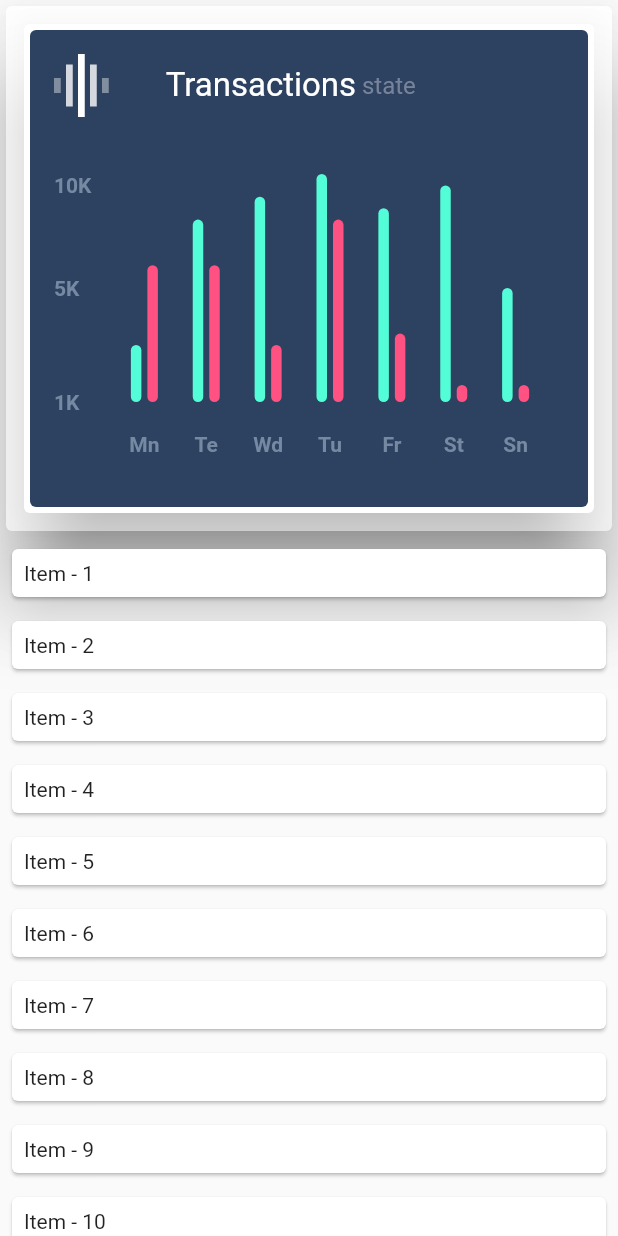
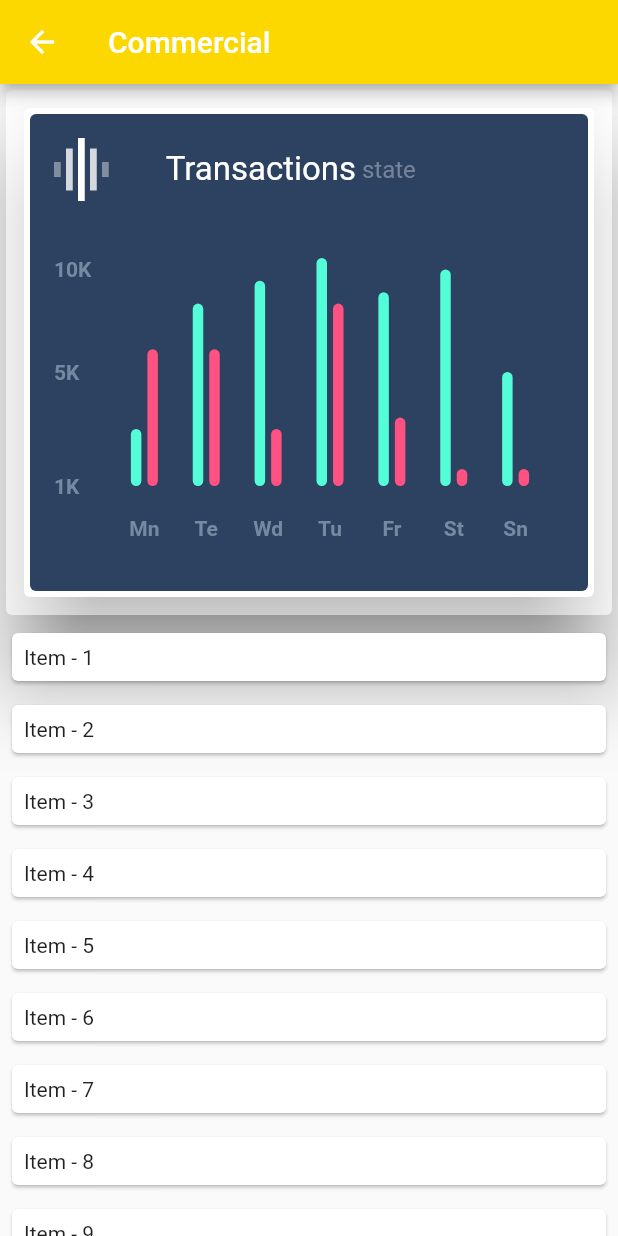
Before and after one commit to ankitch29/flutter_poc, a Flutter app: the CommercialScreen screen opened directly, on a phone screen of 412 x 824 dp. Run offline on Flutter 3.47's test engine with Material 2 defaults, Android fonts, the phone set to English and light mode, and no system bars; drawn by our look-alikes of fl_chart; our stand-ins replace get, native_pdf_view, syncfusion_flutter_gauges; missing offline and left inert: syncfusion_flutter_pdfviewer.

```diff
--- a/lib/screens/commerical/commercial_screen.dart
+++ b/lib/screens/commerical/commercial_screen.dart
@@ -1,5 +1,7 @@
 import 'package:flutter/material.dart';
 import 'package:flutter_poc/screens/chart/bar_chart_3.dart';
+import 'package:flutter_poc/utils/constants.dart';
+import 'package:flutter_poc/utils/ui/responsive.dart';
 import 'package:get/get.dart';
 
 class CommercialScreen extends StatelessWidget {
@@ -7,7 +9,12 @@ class CommercialScreen extends StatelessWidget {
 
   @override
   Widget build(BuildContext context) {
-    return Column(
+    return Scaffold(
+      appBar: Responsive.isMobile(context)
+          ? AppBar(title: const Text("Commercial"),backgroundColor: ColourConstants.accent,)
+          : PreferredSize(
+              child: Container(), preferredSize: const Size(0, 0)),
+      body: Column(
         children: [
           Card(
             elevation: 24,
@@ -27,7 +34,8 @@ class CommercialScreen extends StatelessWidget {
               ),
             ),
           ),
-        Expanded(child: ListView.builder(
+          Expanded(
+              child: ListView.builder(
                   itemCount: 100,
                   itemBuilder: (context, index) {
                     return Card(
@@ -39,6 +47,7 @@ class CommercialScreen extends StatelessWidget {
                     );
                   }))
         ],
+      ),
     );
   }
 }
```
Lines whose indentation alone changed are shown as unchanged.
